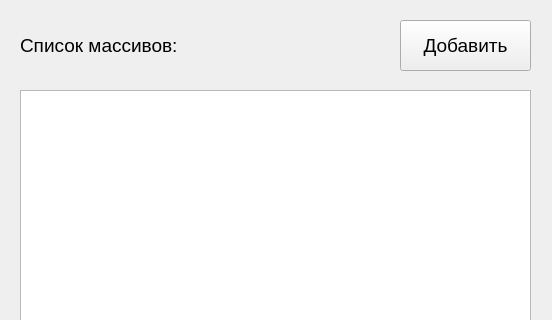
First picture: the form in src/Application/MainWindow.ui, repository KorablikDimak/RPS, before the edit; both pictures show x 0 to 552 and y 0 to 320 of the 552 by 742 pixel window.
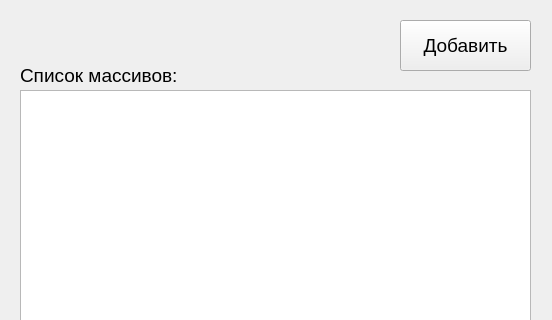
Second picture: the form after the edit.

```diff
--- a/src/Application/MainWindow.ui
+++ b/src/Application/MainWindow.ui
@@ -27,9 +27,9 @@
    <property name="geometry">
     <rect>
      <x>20</x>
-     <y>25</y>
+     <y>60</y>
      <width>381</width>
-     <height>41</height>
+     <height>31</height>
     </rect>
    </property>
    <property name="font">
```
Left out of the diff: 2 changed lines with no effect on the pictures.
